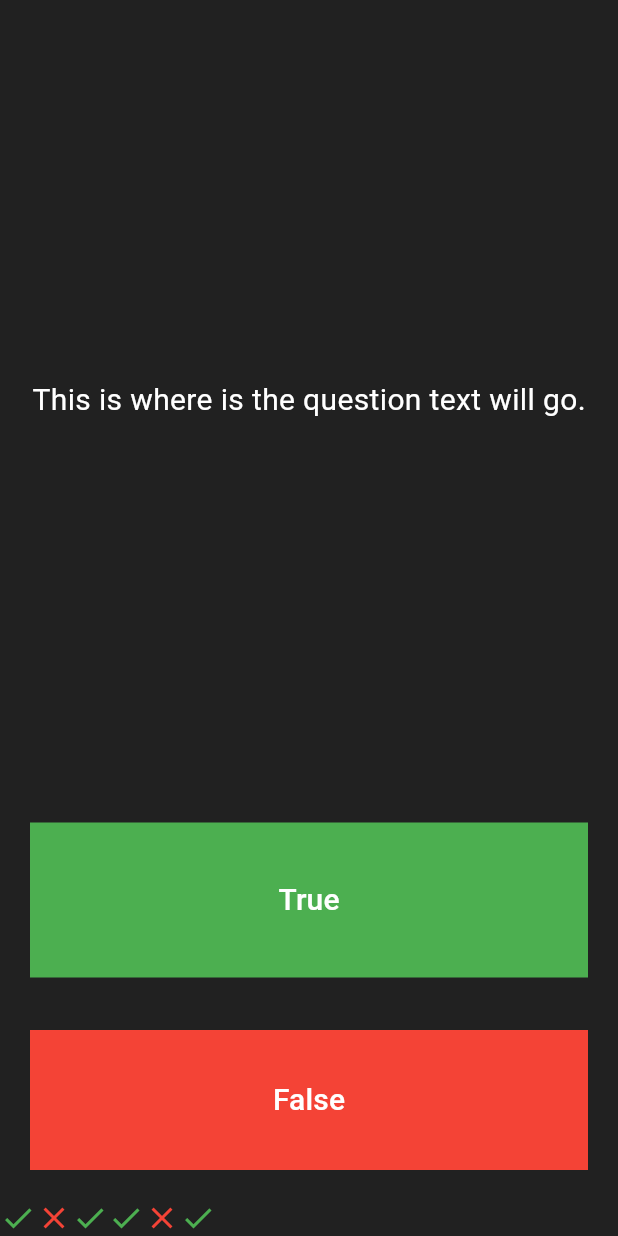
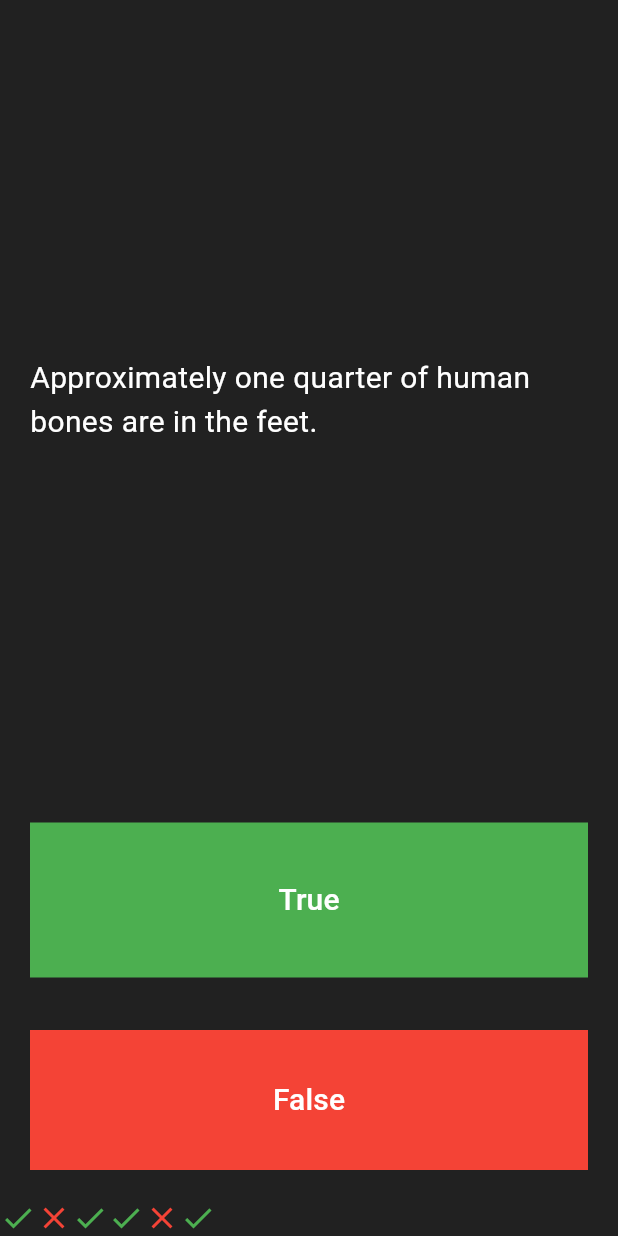
Before and after one commit to junsan/flutter_quiz, a Flutter app: the screen it shows after launch, after a tap on "True", on a phone screen of 412 x 824 dp. Run offline on Flutter 3.47's test engine with Material 3 defaults, Android fonts, the phone set to English and light mode, and no system bars.

Commit message:
questions

```diff
--- a/lib/main.dart
+++ b/lib/main.dart
@@ -14,6 +14,14 @@ class Quizzler extends StatefulWidget {
 }
 
 class _QuizzlerState extends State<Quizzler> {
+
+  List<String> questions = [
+    'You can lead a cow down stairs but not up stairs.',
+    'Approximately one quarter of human bones are in the feet.',
+    'A slug\'s blood is green'
+  ];
+
+  int questionNumber = 0;
 
   List<Icon> scoreKeeper = [
     Icon(
@@ -51,7 +59,8 @@ class _QuizzlerState extends State<Quizzler> {
               flex: 4,
               child: Center(
                 child: Container(
-                  child: const Text('This is where is the question text will go.',
+                  margin: EdgeInsets.all(20),
+                  child: Text(questions[questionNumber],
                     style: TextStyle(
                       color: Colors.white,
                       fontSize: 20,
@@ -68,6 +77,7 @@ class _QuizzlerState extends State<Quizzler> {
                 child: TextButton(
                   onPressed: () {
                     setState(() {
+                      questionNumber++;
                       scoreKeeper.add(
                         const Icon(
                           Icons.check,
```
